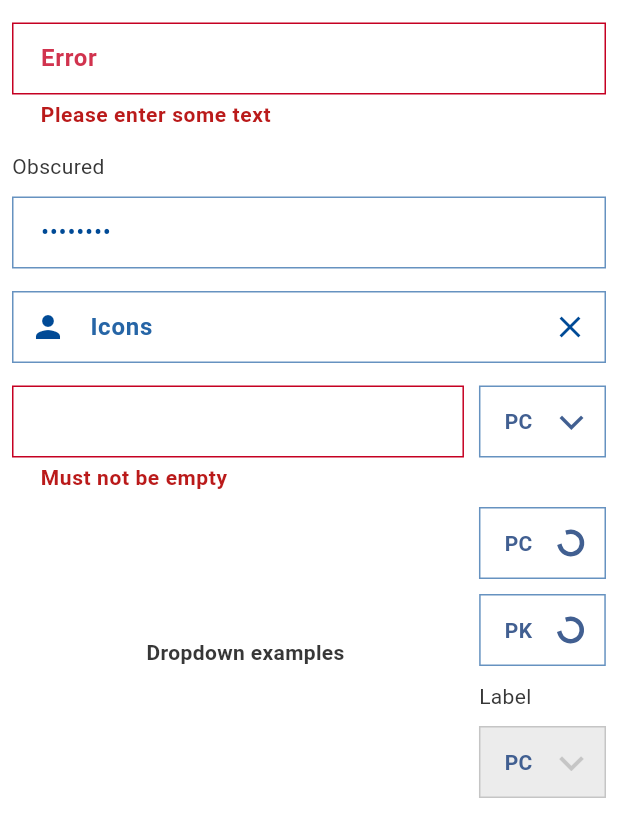
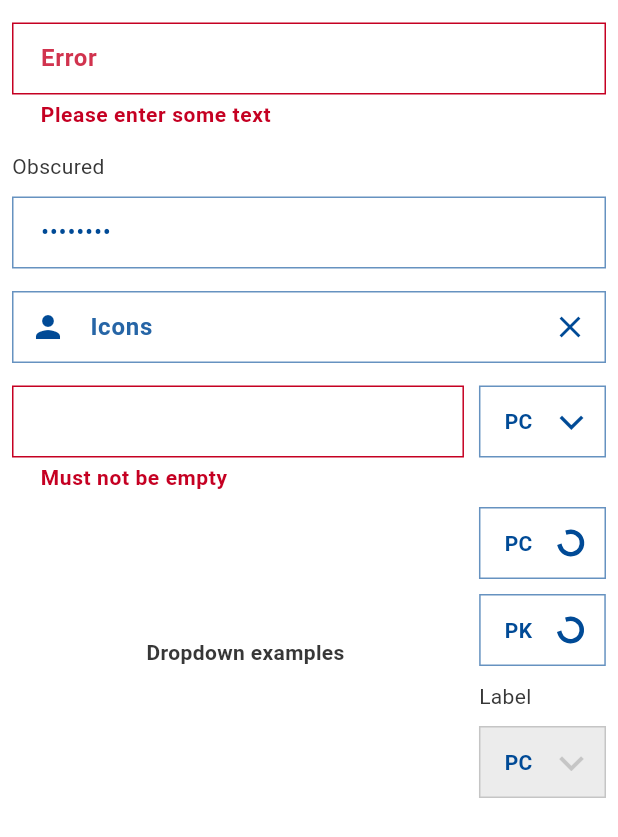
Before and after one commit to BASF-Mobile-Solutions/basf_flutter_components, a Flutter app: the TextFieldScreen screen opened directly, on a phone screen of 412 x 824 dp. Shown: the part 285-1122 px from the top of the screen. Run offline on Flutter 3.47's test engine with Material 2 defaults, Android fonts, the phone set to English and light mode, and no system bars.

Commit message:
add multi-theming

```diff
--- a/example/lib/screens/buttons/text_buttons_transparent.dart
+++ b/example/lib/screens/buttons/text_buttons_transparent.dart
@@ -50,11 +50,11 @@ class TextButtonsTransparentScreen extends StatelessWidget {
       BasfTextButton.transparent(
         expanded: true,
         onPressed: () => _onPressed(context),
-        child: const SizedBox(
+        child: SizedBox(
           width: 15,
           height: 15,
           child: CircularProgressIndicator(
-            color: BasfColors.darkBlue,
+            color: Theme.of(context).primaryColor,
           ),
         ),
       ),
--- a/example/pubspec.yaml
+++ b/example/pubspec.yaml
@@ -6,7 +6,7 @@ publish_to: 'none'
 version: 1.0.0+1
 
 environment:
-  sdk: ">=3.1.3 <4.0.0"
+  sdk: ">=3.1.5 <4.0.0"
 
 dependencies:
 
--- a/lib/src/theme/themes.dart
+++ b/lib/src/theme/themes.dart
@@ -6,7 +6,7 @@ import 'package:flutter/services.dart';
 /// that will be used in the theme
 enum BasfThemeType {
   /// BASF yellow color
-  yellow(BasfColors.orange),
+  orange(BasfColors.orange),
 
   /// BASF red color
   red(BasfColors.red),
@@ -34,6 +34,7 @@ enum BasfThemeType {
 class BasfThemes {
   /// Default BASF border Radius
   static BorderRadius defaultBorderRadius = BorderRadius.zero;
+  static BasfThemeType? _lastUsedThemeType;
 
   /// Default BASF light main theme
   static ThemeData lightMainTheme({
@@ -41,6 +42,7 @@ class BasfThemes {
     bool useMaterial3 = true,
   }) {
     final theme = basfThemeType;
+    _lastUsedThemeType = theme;
 
     return ThemeData(
       useMaterial3: useMaterial3,
@@ -49,7 +51,13 @@ class BasfThemes {
       appBarTheme: _mainAppBarTheme(theme),
       scaffoldBackgroundColor: BasfColors.white,
       snackBarTheme: _snackBarThemeData(theme),
-      colorSchemeSeed: theme.primaryColor,
+      dialogBackgroundColor: _getDialogBackgroundColor(theme),
+      colorScheme: ColorScheme.fromSwatch(
+        primarySwatch: theme.primaryColor,
+        errorColor: BasfColors.red,
+      ),
+      splashColor: theme.primaryColor.withOpacity(0.1),
+      highlightColor: theme.primaryColor.withOpacity(0.2),
       iconTheme: IconThemeData(
         color: theme.primaryColor,
       ),
@@ -68,6 +76,27 @@ class BasfThemes {
       hintColor: theme.primaryColor.shade400,
       bottomNavigationBarTheme: _bottomNavigationBarTheme(theme),
     );
+  }
+
+  /// Get material color
+  static MaterialColor getMaterialColor() {
+    return switch(_lastUsedThemeType) {
+      BasfThemeType.orange => BasfColors.orange,
+      BasfThemeType.red => BasfColors.red,
+      BasfThemeType.lightGreen => BasfColors.lightGreen,
+      BasfThemeType.darkGreen => BasfColors.darkGreen,
+      BasfThemeType.lightBlue => BasfColors.lightGreen,
+      BasfThemeType.darkBlue => BasfColors.darkBlue,
+      _ => BasfColors.darkBlue,
+    };
+  }
+
+  static Color _getDialogBackgroundColor(BasfThemeType basfThemeType) {
+    return switch(basfThemeType) {
+      BasfThemeType.orange => BasfColors.orangePale,
+      BasfThemeType.darkGreen => BasfColors.darkGreenPale,
+      _ => BasfColors.darkBluePale,
+    };
   }
 
   /// BASF Main text theme
--- a/lib/src/widgets/inputs/text_field.dart
+++ b/lib/src/widgets/inputs/text_field.dart
@@ -328,10 +328,11 @@ class _BasfTextFieldState extends State<BasfTextField> {
   TextStyle _getTextStyle() {
     return widget.greyWhenDisabled
         ? widget.style?.copyWith(
-              color: isEnabled() ? BasfColors.darkBlue : BasfColors.darkGrey,
-            ) ??
-            TextStyle(
-              color: isEnabled() ? BasfColors.darkBlue : BasfColors.darkGrey,
+              color: isEnabled()
+                  ? Theme.of(context).primaryColor : BasfColors.darkGrey,
+            ) ?? TextStyle(
+              color: isEnabled()
+                  ? Theme.of(context).primaryColor : BasfColors.darkGrey,
             )
         : widget.style ?? const TextStyle();
   }
--- a/lib/src/widgets/options/dropdown_input.dart
+++ b/lib/src/widgets/options/dropdown_input.dart
@@ -71,11 +71,11 @@ class _BasfDropDownInputState extends State<BasfDropDownInput> {
         children: [
           title(),
           VerticalSpacer.semi(),
-          popupMenuButton(),
+          popupMenuButton(context),
         ],
       );
     } else {
-      return popupMenuButton();
+      return popupMenuButton(context);
     }
   }
 
@@ -86,12 +86,12 @@ class _BasfDropDownInputState extends State<BasfDropDownInput> {
     );
   }
 
-  Widget popupMenuButton() {
+  Widget popupMenuButton(BuildContext context) {
     return AbsorbPointer(
       absorbing: widget.isLoading || isDisabled,
       child: Theme(
         data: ThemeData(
-          highlightColor: BasfColors.darkBlue.shade50,
+          highlightColor: BasfThemes.getMaterialColor().shade50,
         ),
         child: PopupMenuButton<String>(
           initialValue: widget.controller.text,
@@ -112,7 +112,7 @@ class _BasfDropDownInputState extends State<BasfDropDownInput> {
                   style: Theme.of(context)
                       .textTheme
                       .bodyLarge
-                      ?.copyWith(color: BasfColors.darkBlue),
+                      ?.copyWith(color: Theme.of(context).primaryColor),
                 ),
               );
             });
--- a/pubspec.yaml
+++ b/pubspec.yaml
@@ -1,13 +1,13 @@
 name: basf_flutter_components
 description: A collection of BASF Style components such as Buttons, Theming, etc...
-version: 2.2.4
+version: 2.2.5
 
 homepage: https://github.com/BASF-Mobile-Solutions/basf_flutter_components
 repository: https://github.com/BASF-Mobile-Solutions/basf_flutter_components
 issue_tracker: https://github.com/BASF-Mobile-Solutions/basf_flutter_components/issues
 
 environment:
-  sdk: ">=3.1.3 <4.0.0"
+  sdk: ">=3.1.5 <4.0.0"
 
 dependencies:
   flutter:
```
Also changed, not shown: lib/src/theme/text_styles.dart (+7 -7 lines), example/pubspec.lock, pubspec.lock, 2 other files.
